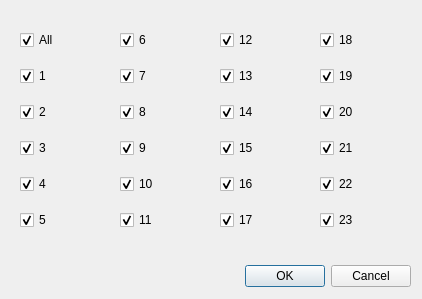
The window that Project/ui/chromosomefilter.ui (tatazakup/NetAffx-Project) describes before a commit, drawn with Qt 5.
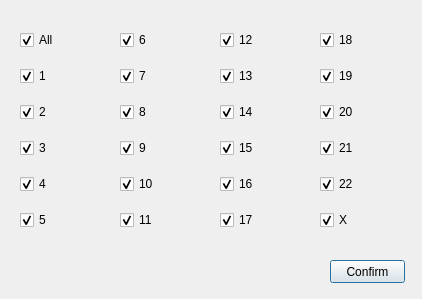
The same window after the commit.

```diff
--- a/Project/ui/chromosomefilter.ui
+++ b/Project/ui/chromosomefilter.ui
@@ -13,22 +13,6 @@
   <property name="windowTitle">
    <string>ChromosomeFilter</string>
   </property>
-  <widget class="QDialogButtonBox" name="buttonBox">
-   <property name="geometry">
-    <rect>
-     <x>70</x>
-     <y>260</y>
-     <width>341</width>
-     <height>32</height>
-    </rect>
-   </property>
-   <property name="orientation">
-    <enum>Qt::Horizontal</enum>
-   </property>
-   <property name="standardButtons">
-    <set>QDialogButtonBox::Cancel|QDialogButtonBox::Ok</set>
-   </property>
-  </widget>
   <widget class="QWidget" name="gridLayoutWidget">
    <property name="geometry">
     <rect>
@@ -268,7 +252,7 @@
     <item row="5" column="0">
      <widget class="QCheckBox" name="ch_23">
       <property name="text">
-       <string>23</string>
+       <string>X</string>
       </property>
       <property name="checked">
        <bool>true</bool>
@@ -317,6 +301,19 @@
     </item>
    </layout>
   </widget>
+  <widget class="QPushButton" name="confirm_button">
+   <property name="geometry">
+    <rect>
+     <x>330</x>
+     <y>260</y>
+     <width>75</width>
+     <height>23</height>
+    </rect>
+   </property>
+   <property name="text">
+    <string>Confirm</string>
+   </property>
+  </widget>
  </widget>
  <resources/>
  <connections>
```
Left out of the diff: 37 changed lines with no effect on the pictures.
